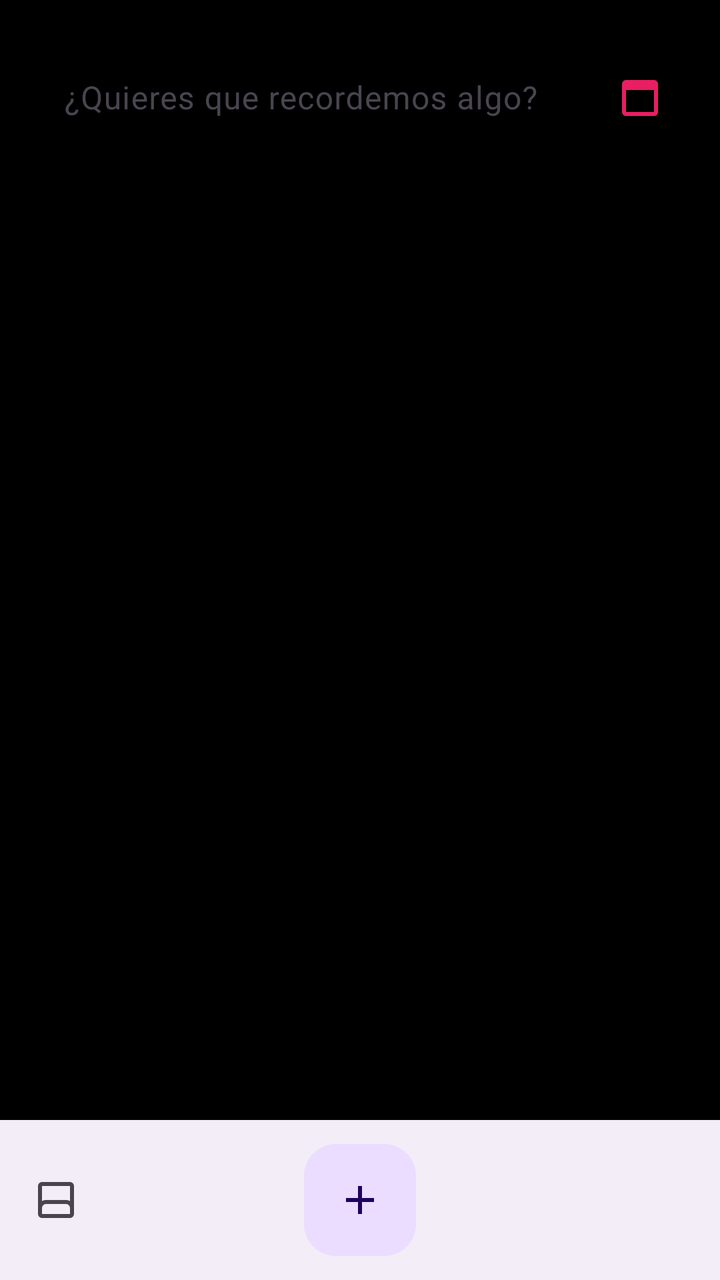
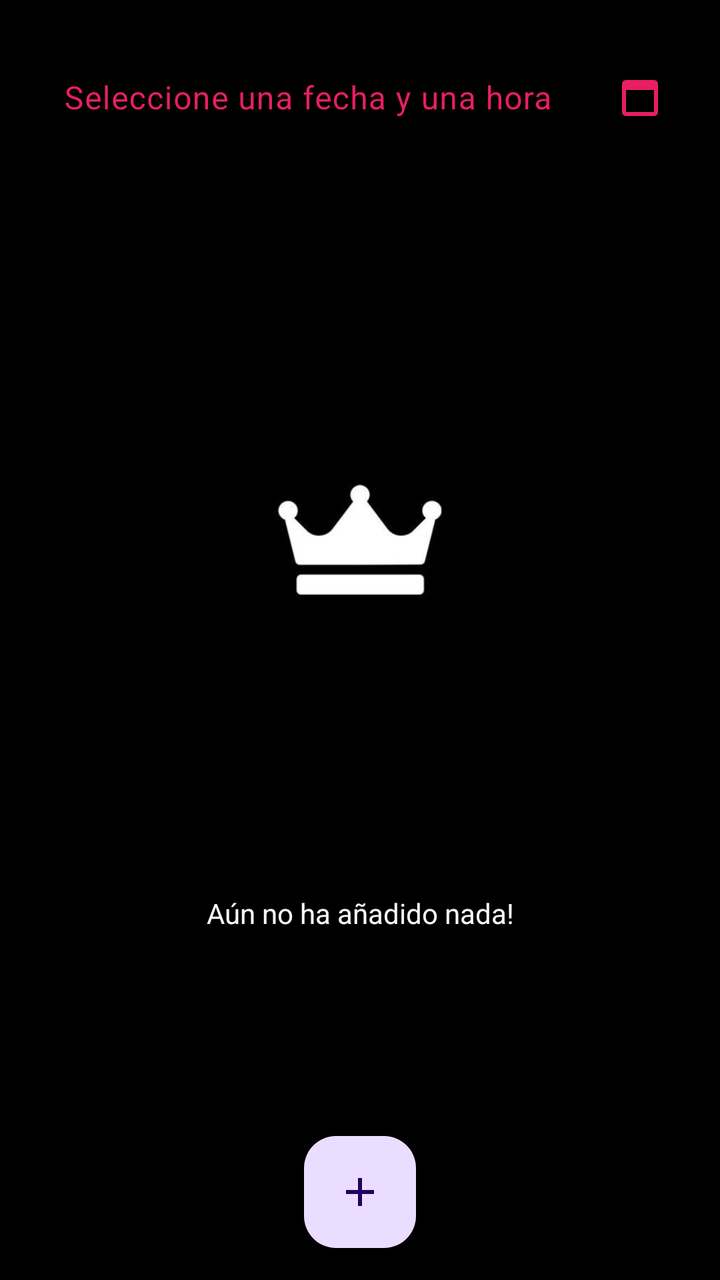

Before-and-after screenshots of an Android layout around one commit, followed by the original layout XML and the change that was made.
<!-- AndroidManifest.xml: application theme Theme.TareaEvo_DI -->
<!-- res/layout/activity_main.xml -->
<?xml version="1.0" encoding="utf-8"?>
<androidx.coordinatorlayout.widget.CoordinatorLayout
    xmlns:android="http://schemas.android.com/apk/res/android"
    xmlns:app="http://schemas.android.com/apk/res-auto"
    xmlns:tools="http://schemas.android.com/tools"
    android:id="@+id/main"
    android:layout_width="match_parent"
    android:layout_height="match_parent"
    android:background="@color/black"
    tools:context=".MainActivity">

    
    <androidx.core.widget.NestedScrollView
        android:layout_width="match_parent"
        android:layout_height="match_parent"
        android:paddingBottom="100dp"
        android:clipToPadding="false">

        <LinearLayout
            android:layout_width="match_parent"
            android:layout_height="wrap_content"
            android:orientation="vertical"
            android:padding="16dp">

            
            <com.google.android.material.textfield.TextInputLayout
                android:id="@+id/booking_date_input_layout"
                android:layout_width="match_parent"
                android:layout_height="wrap_content"
                android:hint="¿Quieres que recordemos algo?"
                style="?attr/textInputOutlinedStyle"
                app:endIconMode="custom"
                app:endIconDrawable="@drawable/ic_android_black_24dp"
                app:endIconContentDescription="Open Date Picker"
                app:boxStrokeColor="@color/pink_500"
                app:hintTextColor="@color/pink_500"
                app:endIconTint="@color/pink_500"
                android:layout_marginBottom="16dp">

                <com.google.android.material.textfield.TextInputEditText
                    android:id="@+id/booking_date_edit_text"
                    android:layout_width="match_parent"
                    android:layout_height="wrap_content"
                    android:focusable="false"
                    android:clickable="true"
                    android:inputType="none"/>
            </com.google.android.material.textfield.TextInputLayout>

            

        </LinearLayout>
    </androidx.core.widget.NestedScrollView>

    
    <com.google.android.material.bottomappbar.BottomAppBar
        android:id="@+id/bottomAppBar"
        android:layout_width="match_parent"
        android:layout_height="wrap_content"
        android:layout_gravity="bottom"
        app:navigationIcon="@drawable/outline_bottom_drawer_24"
        app:menu="@menu/bottom_app_bar"
        app:fabAlignmentMode="center"/>

    
    <com.google.android.material.floatingactionbutton.FloatingActionButton
        android:id="@+id/fab"
        android:layout_width="wrap_content"
        android:layout_height="wrap_content"
        app:srcCompat="@drawable/outline_add_24"
        app:layout_anchor="@id/bottomAppBar"
        app:layout_anchorGravity="center"/>

</androidx.coordinatorlayout.widget.CoordinatorLayout>
<!-- resources referenced by this layout -->
<resources>
  <color name="black">#FF000000</color>
  <color name="pink_500">#E91E63</color>
  <!-- drawable ic_android_black_24dp (drawable) -->
  <vector xmlns:android="http://schemas.android.com/apk/res/android" android:height="24dp" android:tint="#000000" android:viewportHeight="960" android:viewportWidth="960" android:width="24dp">
        
      <path android:fillColor="@android:color/white" android:pathData="M200,840Q167,840 143.5,816.5Q120,793 120,760L120,200Q120,167 143.5,143.5Q167,120 200,120L760,120Q793,120 816.5,143.5Q840,167 840,200L840,760Q840,793 816.5,816.5Q793,840 760,840L200,840ZM200,760L760,760Q760,760 760,760Q760,760 760,760L760,320L200,320L200,760Q200,760 200,760Q200,760 200,760Z"/>
      
  </vector>
  <!-- drawable outline_add_24 (drawable) -->
  <vector xmlns:android="http://schemas.android.com/apk/res/android" android:height="24dp" android:tint="#000000" android:viewportHeight="960" android:viewportWidth="960" android:width="24dp">
        
      <path android:fillColor="@android:color/white" android:pathData="M440,520L200,520L200,440L440,440L440,200L520,200L520,440L760,440L760,520L520,520L520,760L440,760L440,520Z"/>
      
  </vector>
  <!-- drawable outline_bottom_drawer_24 (drawable) -->
  <vector xmlns:android="http://schemas.android.com/apk/res/android" android:height="24dp" android:tint="#000000" android:viewportHeight="960" android:viewportWidth="960" android:width="24dp">
        
      <path android:fillColor="@android:color/white" android:pathData="M200,840Q167,840 143.5,816.5Q120,793 120,760L120,200Q120,167 143.5,143.5Q167,120 200,120L760,120Q793,120 816.5,143.5Q840,167 840,200L840,760Q840,793 816.5,816.5Q793,840 760,840L200,840ZM200,502Q218,491 238.5,485.5Q259,480 280,480L680,480Q701,480 721.5,485.5Q742,491 760,502L760,200Q760,200 760,200Q760,200 760,200L200,200Q200,200 200,200Q200,200 200,200L200,502ZM200,760L760,760Q760,760 760,760Q760,760 760,760L760,640Q760,607 736.5,583.5Q713,560 680,560L280,560Q247,560 223.5,583.5Q200,607 200,640L200,760Q200,760 200,760Q200,760 200,760ZM200,760Q200,760 200,760Q200,760 200,760L200,760Q200,760 223.5,760Q247,760 280,760L680,760Q713,760 736.5,760Q760,760 760,760L760,760Q760,760 760,760Q760,760 760,760L200,760Z"/>
      
  </vector>
  <style name="Theme.TareaEvo_DI" parent="Base.Theme.TareaEvo_DI" />
  <style name="Base.Theme.TareaEvo_DI" parent="Theme.Material3.DayNight.NoActionBar">
          
          
      </style>
</resources>

<!-- the commit's change to res/layout/activity_main.xml (unified diff, before → after) -->
@@ -10,64 +10,66 @@
     tools:context=".MainActivity">
 
     
-    <androidx.core.widget.NestedScrollView
+    <LinearLayout
         android:layout_width="match_parent"
         android:layout_height="match_parent"
-        android:paddingBottom="100dp"
-        android:clipToPadding="false">
+        android:orientation="vertical"
+        android:padding="16dp">
 
-        <LinearLayout
+        
+        <com.google.android.material.textfield.TextInputLayout
+            android:id="@+id/booking_date_input_layout"
             android:layout_width="match_parent"
             android:layout_height="wrap_content"
-            android:orientation="vertical"
-            android:padding="16dp">
+            android:hint="Seleccione una fecha y una hora"
+            android:textColorHint="@color/pink_500"
+            style="?attr/textInputOutlinedStyle"
+            app:endIconMode="custom"
+            app:endIconDrawable="@drawable/ic_android_black_24dp"
+            app:endIconContentDescription="Open Date Picker"
+            app:boxStrokeColor="@color/pink_500"
+            app:hintTextColor="@color/pink_500"
+            app:endIconTint="@color/pink_500"
+            android:layout_marginBottom="16dp">
 
-            
-            <com.google.android.material.textfield.TextInputLayout
-                android:id="@+id/booking_date_input_layout"
+            <com.google.android.material.textfield.TextInputEditText
+                android:id="@+id/booking_date_edit_text"
                 android:layout_width="match_parent"
                 android:layout_height="wrap_content"
-                android:hint="¿Quieres que recordemos algo?"
-                style="?attr/textInputOutlinedStyle"
-                app:endIconMode="custom"
-                app:endIconDrawable="@drawable/ic_android_black_24dp"
-                app:endIconContentDescription="Open Date Picker"
-                app:boxStrokeColor="@color/pink_500"
-                app:hintTextColor="@color/pink_500"
-                app:endIconTint="@color/pink_500"
-                android:layout_marginBottom="16dp">
+                android:clickable="true"
+                android:focusable="false"
+                android:inputType="none"
+                android:textColor="#FDFBFB" />
+        </com.google.android.material.textfield.TextInputLayout>
 
-                <com.google.android.material.textfield.TextInputEditText
-                    android:id="@+id/booking_date_edit_text"
-                    android:layout_width="match_parent"
-                    android:layout_height="wrap_content"
-                    android:focusable="false"
-                    android:clickable="true"
-                    android:inputType="none"/>
-            </com.google.android.material.textfield.TextInputLayout>
+        <ImageView
+            android:id="@+id/imageView"
+            android:layout_width="wrap_content"
+            android:layout_height="354dp"
+            app:srcCompat="@drawable/icono" />
 
-            
+        <TextView
+            android:id="@+id/tv_info"
+            android:layout_width="match_parent"
+            android:layout_height="wrap_content"
+            android:text="Aún no ha añadido nada!"
+            android:textAlignment="center"
+            android:textColor="#FBF8F8" />
 
-        </LinearLayout>
-    </androidx.core.widget.NestedScrollView>
+        
 
-    
-    <com.google.android.material.bottomappbar.BottomAppBar
-        android:id="@+id/bottomAppBar"
-        android:layout_width="match_parent"
-        android:layout_height="wrap_content"
-        android:layout_gravity="bottom"
-        app:navigationIcon="@drawable/outline_bottom_drawer_24"
-        app:menu="@menu/bottom_app_bar"
-        app:fabAlignmentMode="center"/>
+    </LinearLayout>
 
     
     <com.google.android.material.floatingactionbutton.FloatingActionButton
-        android:id="@+id/fab"
+        android:id="@+id/fab_add"
         android:layout_width="wrap_content"
         android:layout_height="wrap_content"
+        android:layout_gravity="bottom|center_horizontal"
+        android:layout_marginBottom="16dp"
+        android:contentDescription="Añadir"
+        android:tint="@color/pink_500"
         app:srcCompat="@drawable/outline_add_24"
-        app:layout_anchor="@id/bottomAppBar"
-        app:layout_anchorGravity="center"/>
+        app:elevation="8dp"/>
 
 </androidx.coordinatorlayout.widget.CoordinatorLayout>
<!-- resource entries referenced after the edit -->
@@ -8,16 +8,11 @@
       <path android:fillColor="@android:color/white" android:pathData="M200,840Q167,840 143.5,816.5Q120,793 120,760L120,200Q120,167 143.5,143.5Q167,120 200,120L760,120Q793,120 816.5,143.5Q840,167 840,200L840,760Q840,793 816.5,816.5Q793,840 760,840L200,840ZM200,760L760,760Q760,760 760,760Q760,760 760,760L760,320L200,320L200,760Q200,760 200,760Q200,760 200,760Z"/>
       
   </vector>
+  <!-- drawable icono: jpg bitmap (drawable, 4711 bytes) -->
   <!-- drawable outline_add_24 (drawable) -->
   <vector xmlns:android="http://schemas.android.com/apk/res/android" android:height="24dp" android:tint="#000000" android:viewportHeight="960" android:viewportWidth="960" android:width="24dp">
         
       <path android:fillColor="@android:color/white" android:pathData="M440,520L200,520L200,440L440,440L440,200L520,200L520,440L760,440L760,520L520,520L520,760L440,760L440,520Z"/>
-      
-  </vector>
-  <!-- drawable outline_bottom_drawer_24 (drawable) -->
-  <vector xmlns:android="http://schemas.android.com/apk/res/android" android:height="24dp" android:tint="#000000" android:viewportHeight="960" android:viewportWidth="960" android:width="24dp">
-        
-      <path android:fillColor="@android:color/white" android:pathData="M200,840Q167,840 143.5,816.5Q120,793 120,760L120,200Q120,167 143.5,143.5Q167,120 200,120L760,120Q793,120 816.5,143.5Q840,167 840,200L840,760Q840,793 816.5,816.5Q793,840 760,840L200,840ZM200,502Q218,491 238.5,485.5Q259,480 280,480L680,480Q701,480 721.5,485.5Q742,491 760,502L760,200Q760,200 760,200Q760,200 760,200L200,200Q200,200 200,200Q200,200 200,200L200,502ZM200,760L760,760Q760,760 760,760Q760,760 760,760L760,640Q760,607 736.5,583.5Q713,560 680,560L280,560Q247,560 223.5,583.5Q200,607 200,640L200,760Q200,760 200,760Q200,760 200,760ZM200,760Q200,760 200,760Q200,760 200,760L200,760Q200,760 223.5,760Q247,760 280,760L680,760Q713,760 736.5,760Q760,760 760,760L760,760Q760,760 760,760Q760,760 760,760L200,760Z"/>
       
   </vector>
   <style name="Theme.TareaEvo_DI" parent="Base.Theme.TareaEvo_DI" />
